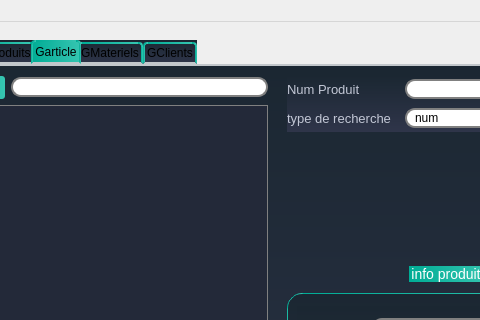
The window that employee_interface/garticle.ui (snwxr/Dry_Cleaner_2A3) describes before a commit, drawn with Qt 5; both pictures show x 123 to 603 and y 0 to 320 of the 1017 by 695 pixel window.
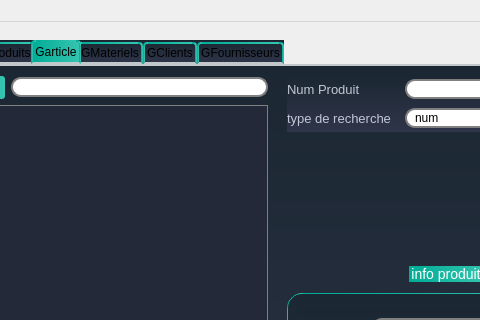
The same window after the commit. Icons and pictures are not drawn. Custom widgets are drawn as their Qt base class.

Diff of the .ui file:
```diff
--- a/employee_interface/garticle.ui
+++ b/employee_interface/garticle.ui
@@ -2732,6 +2732,11 @@
      <string>GClients</string>
     </attribute>
    </widget>
+   <widget class="QWidget" name="tab_6">
+    <attribute name="title">
+     <string>GFournisseurs</string>
+    </attribute>
+   </widget>
   </widget>
  </widget>
  <customwidgets>
```
